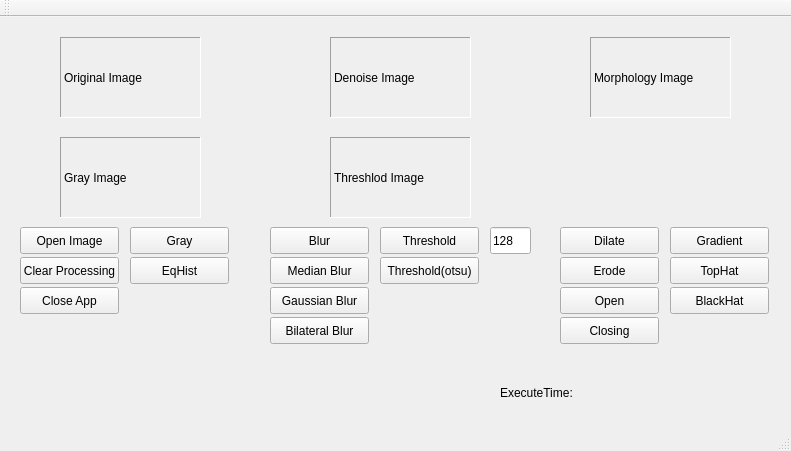
Before: the Qt Designer form Lab2/mainwindow.ui in JoyHsiao/Embeded, drawn with Qt 5.
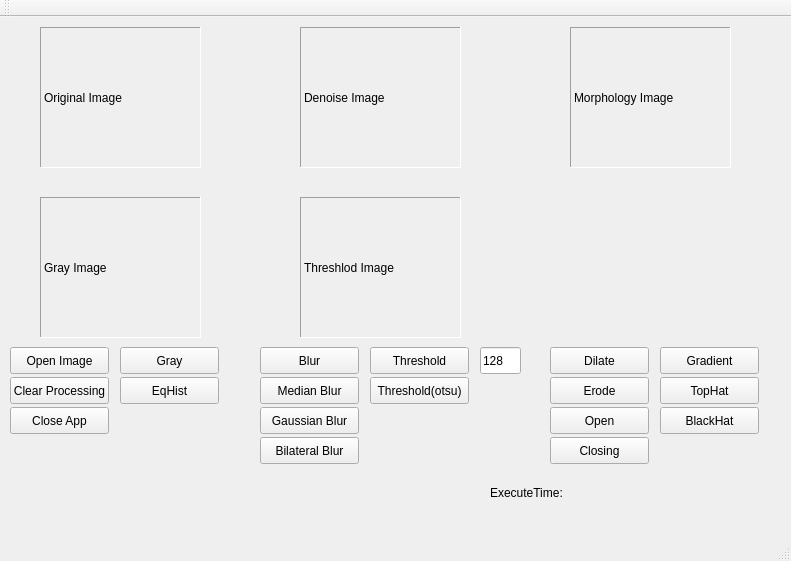
After: the same form once the commit is applied.

Patch:
```diff
--- a/Lab2/mainwindow.ui
+++ b/Lab2/mainwindow.ui
@@ -7,7 +7,7 @@
     <x>0</x>
     <y>0</y>
     <width>791</width>
-    <height>451</height>
+    <height>561</height>
    </rect>
   </property>
   <property name="windowTitle">
@@ -17,10 +17,10 @@
    <widget class="QLabel" name="label_1">
     <property name="geometry">
      <rect>
-      <x>60</x>
-      <y>20</y>
-      <width>141</width>
-      <height>81</height>
+      <x>40</x>
+      <y>10</y>
+      <width>161</width>
+      <height>141</height>
      </rect>
     </property>
     <property name="frameShape">
@@ -36,10 +36,10 @@
    <widget class="QLabel" name="label_2">
     <property name="geometry">
      <rect>
-      <x>60</x>
-      <y>120</y>
-      <width>141</width>
-      <height>81</height>
+      <x>40</x>
+      <y>180</y>
+      <width>161</width>
+      <height>141</height>
      </rect>
     </property>
     <property name="frameShape">
@@ -55,10 +55,10 @@
    <widget class="QLabel" name="label_3">
     <property name="geometry">
      <rect>
-      <x>330</x>
-      <y>20</y>
-      <width>141</width>
-      <height>81</height>
+      <x>300</x>
+      <y>10</y>
+      <width>161</width>
+      <height>141</height>
      </rect>
     </property>
     <property name="frameShape">
@@ -74,10 +74,10 @@
    <widget class="QLabel" name="label_4">
     <property name="geometry">
      <rect>
-      <x>330</x>
-      <y>120</y>
-      <width>141</width>
-      <height>81</height>
+      <x>300</x>
+      <y>180</y>
+      <width>161</width>
+      <height>141</height>
      </rect>
     </property>
     <property name="frameShape">
@@ -93,10 +93,10 @@
    <widget class="QLabel" name="label_5">
     <property name="geometry">
      <rect>
-      <x>590</x>
-      <y>20</y>
-      <width>141</width>
-      <height>81</height>
+      <x>570</x>
+      <y>10</y>
+      <width>161</width>
+      <height>141</height>
      </rect>
     </property>
     <property name="frameShape">
@@ -112,8 +112,8 @@
    <widget class="QPushButton" name="OpenImageButton">
     <property name="geometry">
      <rect>
-      <x>20</x>
-      <y>210</y>
+      <x>10</x>
+      <y>330</y>
       <width>99</width>
       <height>27</height>
      </rect>
@@ -130,8 +130,8 @@
    <widget class="QPushButton" name="GrayButton">
     <property name="geometry">
      <rect>
-      <x>130</x>
-      <y>210</y>
+      <x>120</x>
+      <y>330</y>
       <width>99</width>
       <height>27</height>
      </rect>
@@ -148,8 +148,8 @@
    <widget class="QPushButton" name="ClearButton_">
     <property name="geometry">
      <rect>
-      <x>20</x>
-      <y>240</y>
+      <x>10</x>
+      <y>360</y>
       <width>99</width>
       <height>27</height>
      </rect>
@@ -166,8 +166,8 @@
    <widget class="QPushButton" name="EqHistButton">
     <property name="geometry">
      <rect>
-      <x>130</x>
-      <y>240</y>
+      <x>120</x>
+      <y>360</y>
       <width>99</width>
       <height>27</height>
      </rect>
@@ -184,8 +184,8 @@
    <widget class="QPushButton" name="CloseAppButton">
     <property name="geometry">
      <rect>
-      <x>20</x>
-      <y>270</y>
+      <x>10</x>
+      <y>390</y>
       <width>99</width>
       <height>27</height>
      </rect>
@@ -202,8 +202,8 @@
    <widget class="QPushButton" name="BlurButton">
     <property name="geometry">
      <rect>
-      <x>270</x>
-      <y>210</y>
+      <x>260</x>
+      <y>330</y>
       <width>99</width>
       <height>27</height>
      </rect>
@@ -220,8 +220,8 @@
    <widget class="QPushButton" name="ThresholdButton">
     <property name="geometry">
      <rect>
-      <x>380</x>
-      <y>210</y>
+      <x>370</x>
+      <y>330</y>
       <width>99</width>
       <height>27</height>
      </rect>
@@ -238,8 +238,8 @@
    <widget class="QPushButton" name="MedianButton">
     <property name="geometry">
      <rect>
-      <x>270</x>
-      <y>240</y>
+      <x>260</x>
+      <y>360</y>
       <width>99</width>
       <height>27</height>
      </rect>
@@ -256,8 +256,8 @@
    <widget class="QPushButton" name="OtsuButton">
     <property name="geometry">
      <rect>
-      <x>380</x>
-      <y>240</y>
+      <x>370</x>
+      <y>360</y>
       <width>99</width>
       <height>27</height>
      </rect>
@@ -274,8 +274,8 @@
    <widget class="QPushButton" name="GaussianButton">
     <property name="geometry">
      <rect>
-      <x>270</x>
-      <y>270</y>
+      <x>260</x>
+      <y>390</y>
       <width>99</width>
       <height>27</height>
      </rect>
@@ -292,8 +292,8 @@
    <widget class="QPushButton" name="BilateralButton">
     <property name="geometry">
      <rect>
-      <x>270</x>
-      <y>300</y>
+      <x>260</x>
+      <y>420</y>
       <width>99</width>
       <height>27</height>
      </rect>
@@ -310,8 +310,8 @@
    <widget class="QLineEdit" name="lineEdit">
     <property name="geometry">
      <rect>
-      <x>490</x>
-      <y>210</y>
+      <x>480</x>
+      <y>330</y>
       <width>41</width>
       <height>27</height>
      </rect>
@@ -323,8 +323,8 @@
    <widget class="QPushButton" name="ClosButton">
     <property name="geometry">
      <rect>
-      <x>560</x>
-      <y>300</y>
+      <x>550</x>
+      <y>420</y>
       <width>99</width>
       <height>27</height>
      </rect>
@@ -341,8 +341,8 @@
    <widget class="QPushButton" name="ErodeButton">
     <property name="geometry">
      <rect>
-      <x>560</x>
-      <y>240</y>
+      <x>550</x>
+      <y>360</y>
       <width>99</width>
       <height>27</height>
      </rect>
@@ -359,8 +359,8 @@
    <widget class="QPushButton" name="OpenButton">
     <property name="geometry">
      <rect>
-      <x>560</x>
-      <y>270</y>
+      <x>550</x>
+      <y>390</y>
       <width>99</width>
       <height>27</height>
      </rect>
@@ -377,8 +377,8 @@
    <widget class="QPushButton" name="DilateButton">
     <property name="geometry">
      <rect>
-      <x>560</x>
-      <y>210</y>
+      <x>550</x>
+      <y>330</y>
       <width>99</width>
       <height>27</height>
      </rect>
@@ -395,8 +395,8 @@
    <widget class="QPushButton" name="TopHatButton">
     <property name="geometry">
      <rect>
-      <x>670</x>
-      <y>240</y>
+      <x>660</x>
+      <y>360</y>
       <width>99</width>
       <height>27</height>
      </rect>
@@ -413,8 +413,8 @@
    <widget class="QPushButton" name="GradientButton">
     <property name="geometry">
      <rect>
-      <x>670</x>
-      <y>210</y>
+      <x>660</x>
+      <y>330</y>
       <width>99</width>
       <height>27</height>
      </rect>
@@ -431,8 +431,8 @@
    <widget class="QPushButton" name="BlackHatButton">
     <property name="geometry">
      <rect>
-      <x>670</x>
-      <y>270</y>
+      <x>660</x>
+      <y>390</y>
       <width>99</width>
       <height>27</height>
      </rect>
@@ -449,8 +449,8 @@
    <widget class="QLabel" name="TimeLabel">
     <property name="geometry">
      <rect>
-      <x>500</x>
-      <y>360</y>
+      <x>490</x>
+      <y>460</y>
       <width>201</width>
       <height>31</height>
      </rect>
```
Left out of the diff: 25 changed lines with no effect on the pictures.
